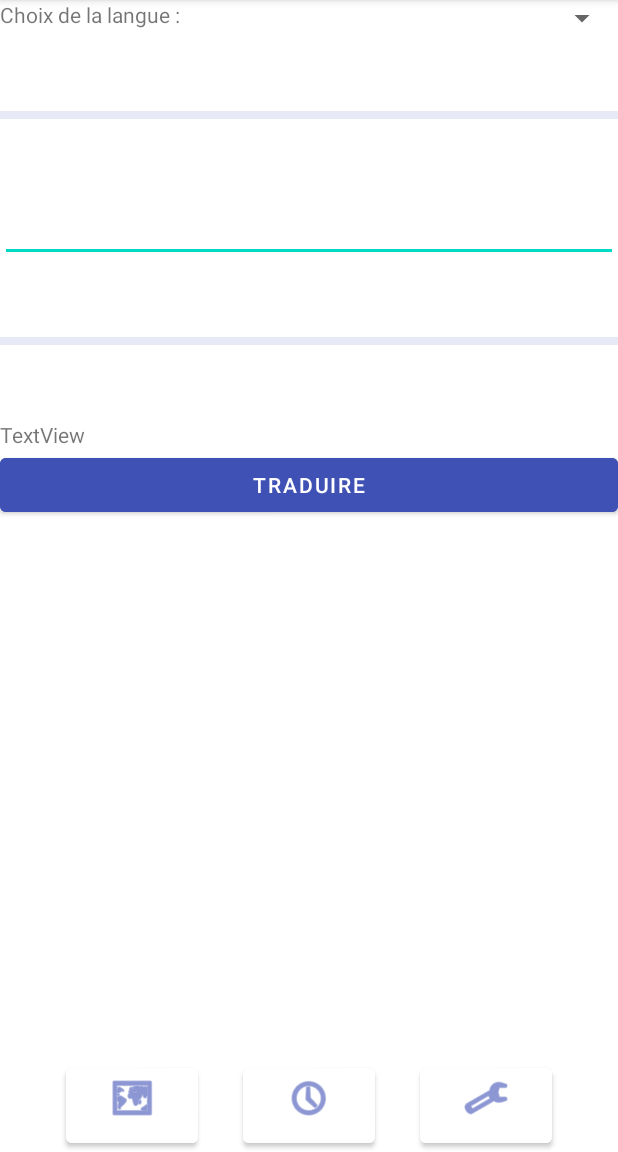
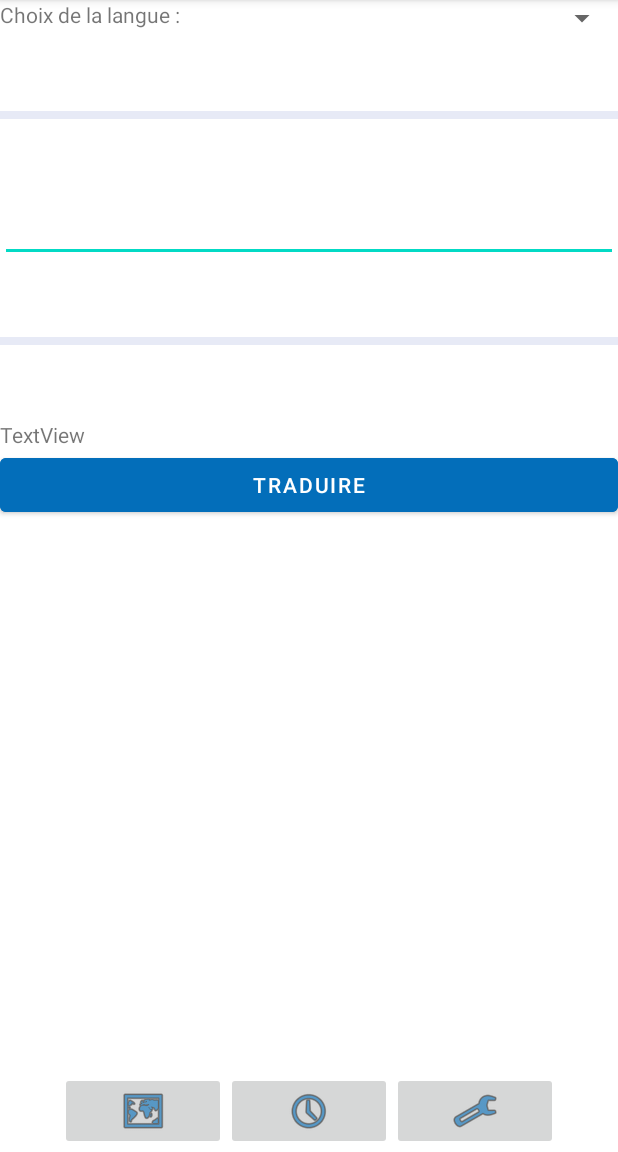
Before and after one commit to benjamin-milhet/APP_TRANSLATION, an Android app: the screen it shows after launch (MainActivity), on a phone screen of 412 x 824 dp, the part 84-1236 px from its top. Run offline under Robolectric (Android 15) with nearby library versions, the phone set to English and light mode, and no system bars.

Commit message:
img bouton

```diff
--- a/app/src/main/res/layout/activity_main.xml
+++ b/app/src/main/res/layout/activity_main.xml
@@ -68,56 +68,48 @@
             android:id="@+id/buttonTraduire"
             android:layout_width="match_parent"
             android:layout_height="wrap_content"
-            android:backgroundTint="#3F51B5"
+            android:backgroundTint="@color/bleu"
             android:text="Traduire" />
 
     </LinearLayout>
 
     <LinearLayout
-        android:layout_width="wrap_content"
-        android:layout_height="wrap_content"
+        android:layout_width="332dp"
+        android:layout_height="53dp"
         android:orientation="horizontal"
         app:layout_constraintBottom_toBottomOf="parent"
         app:layout_constraintEnd_toEndOf="parent"
         app:layout_constraintHorizontal_bias="0.5"
         app:layout_constraintStart_toStartOf="parent">
 
-        <Button
-            android:id="@+id/buttonTraduction"
+        <ImageButton
+            android:id="@+id/btPagePrincipale"
             android:layout_width="wrap_content"
             android:layout_height="wrap_content"
-            android:layout_marginLeft="30dp"
-            android:layout_marginRight="30dp"
             android:layout_weight="1"
-            android:backgroundTint="#FFFFFF"
-            android:textAlignment="gravity"
-            android:textSize="0sp"
-            app:icon="@android:drawable/ic_menu_mapmode"
-            app:iconGravity="top"
-            app:iconTint="#3F51B5" />
+            android:scaleType="fitCenter"
+            android:tintMode="multiply"
+            app:srcCompat="@android:drawable/ic_menu_mapmode"
+            app:tint="@color/bleu" />
 
-        <Button
-            android:id="@+id/button2"
+        <ImageButton
+            android:id="@+id/btHistorique"
             android:layout_width="wrap_content"
             android:layout_height="wrap_content"
-            android:layout_marginRight="30dp"
             android:layout_weight="1"
-            android:backgroundTint="#FFFFFF"
-            android:textSize="0sp"
-            app:icon="@android:drawable/ic_menu_recent_history"
-            app:iconGravity="top"
-            app:iconTint="#3F51B5" />
+            android:tintMode="multiply"
+            app:srcCompat="@android:drawable/ic_menu_recent_history"
+            app:tint="@color/bleu" />
 
-        <Button
-            android:id="@+id/button3"
+        <ImageButton
+            android:id="@+id/bdParametres"
             android:layout_width="wrap_content"
             android:layout_height="wrap_content"
-            android:layout_marginRight="30dp"
             android:layout_weight="1"
-            android:backgroundTint="#FFFFFF"
-            android:textSize="0sp"
-            app:icon="@android:drawable/ic_menu_manage"
-            app:iconGravity="top"
-            app:iconTint="#3F51B5" />
+            android:scaleType="fitCenter"
+            android:tintMode="multiply"
+            app:srcCompat="@android:drawable/ic_menu_manage"
+            app:tint="@color/bleu" />
+
     </LinearLayout>
 </androidx.constraintlayout.widget.ConstraintLayout>
--- a/app/src/main/res/values/colors.xml
+++ b/app/src/main/res/values/colors.xml
@@ -7,4 +7,5 @@
     <color name="teal_700">#FF018786</color>
     <color name="black">#FF000000</color>
     <color name="white">#FFFFFFFF</color>
+    <color name="bleu">#036eba</color>
 </resources>
```
Also changed, not shown: app/src/main/AndroidManifest.xml (+6 -1 lines), app/src/main/java/com/milhet/translationapp/historiqueActivity.java (added, +14 -0 lines), app/src/main/res/layout/activity_historique.xml (added, +48 -0 lines), app/src/main/res/drawable/param.png (added).
